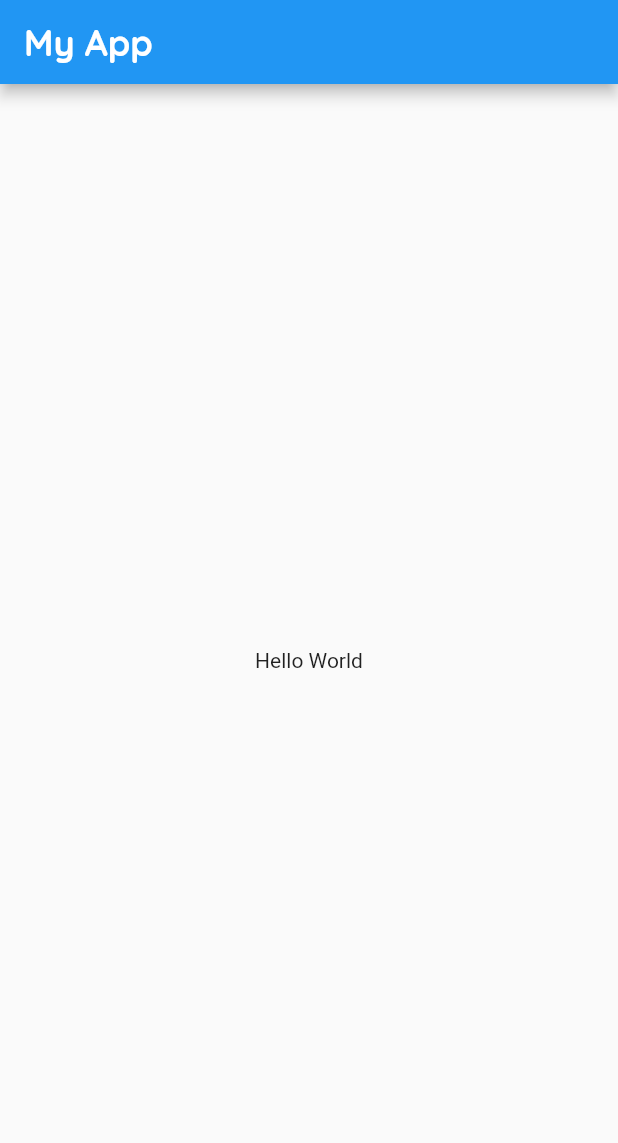
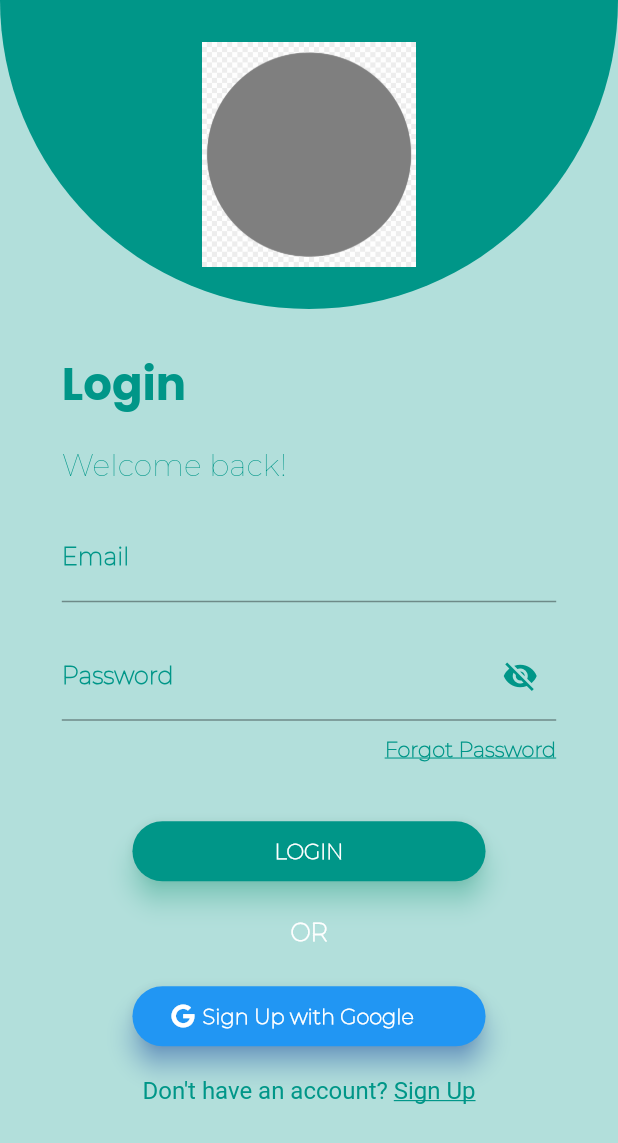
Before and after one commit to systemcrackers/systemcrackers-app, a Flutter app: the screen it shows after launch, on a phone screen of 412 x 824 dp. Shown: the top 1143 px of the screen. Run offline on Flutter 3.47's test engine with Material 2 defaults, Android fonts, the phone set to English and light mode, and no system bars; drawn by our look-alikes of snippet_coder_utils; our stand-ins replace font_awesome_flutter.

Commit message:
login screen

```diff
--- a/lib/main.dart
+++ b/lib/main.dart
@@ -1,4 +1,7 @@
 import 'package:flutter/material.dart';
+
+import './screens/login_screen.dart';
+import './screens/signup_screen.dart';
 
 void main() => runApp(const MyApp());
 
@@ -8,24 +11,15 @@ class MyApp extends StatelessWidget {
   @override
   Widget build(BuildContext context) {
     return MaterialApp(
-      // theme: ,
-      // routes: ,
-      home: Scaffold(
-        appBar: AppBar(
-          title: const Text(
-            'My App',
-            style: TextStyle(
-              color: Colors.white,
-              fontSize: 24,
-              fontFamily: 'Quicksand',
-              fontWeight: FontWeight.w700,
-            ),
-          ),
-        ),
-        body: const Center(
-          child: Text('Hello World'),
-        ),
+      theme: ThemeData(
+        primarySwatch: Colors.teal,
+        visualDensity: VisualDensity.adaptivePlatformDensity,
       ),
+      routes: {
+        // '/': (context) => const LandingScreen(),
+        '/': (context) => const LoginScreen(),
+        '/signup': (context) => const SignUpScreen(),
+      },
     );
   }
 }
--- /dev/null
+++ b/lib/screens/login_screen.dart
@@ -0,0 +1,402 @@
+import 'package:flutter/gestures.dart';
+import 'package:flutter/material.dart';
+import 'package:font_awesome_flutter/font_awesome_flutter.dart';
+
+import 'package:snippet_coder_utils/ProgressHUD.dart';
+
+class LoginScreen extends StatefulWidget {
+  const LoginScreen({super.key});
+
+  @override
+  State<LoginScreen> createState() => _LoginScreenState();
+}
+
+class _LoginScreenState extends State<LoginScreen> {
+  bool isAPIcallProcess = false; // loader during API call
+  bool hidePassword = true;
+  GlobalKey<FormState> globalFormKey =
+      GlobalKey<FormState>(); // to maintain state of form
+  String? username;
+  String? password;
+
+  @override
+  Widget build(BuildContext context) {
+    return SafeArea(
+      child: Scaffold(
+        backgroundColor: Colors.teal[100],
+        body: ProgressHUD(
+          key: UniqueKey(),
+          inAsyncCall: isAPIcallProcess,
+          opacity: 0.3,
+          child: Form(
+            child: _loginUI(context),
+          ),
+        ),
+      ),
+    );
+  }
+
+  Widget _loginUI(BuildContext context) {
+    return SingleChildScrollView(
+      child: Column(
+          mainAxisAlignment: MainAxisAlignment.start,
+          crossAxisAlignment: CrossAxisAlignment.start,
+          children: [
+            Container(
+              width: MediaQuery.of(context).size.width,
+              height: MediaQuery.of(context).size.width / 2,
+              decoration: const BoxDecoration(
+                color: Colors.teal,
+                borderRadius: BorderRadius.only(
+                  bottomLeft: Radius.circular(400),
+                  bottomRight: Radius.circular(400),
+                ),
+              ),
+              child: Column(
+                mainAxisAlignment: MainAxisAlignment.center,
+                children: [
+                  Align(
+                    alignment: Alignment.center,
+                    child: Image.asset(
+                      'assets/logos/logo.png',
+                      width: 150,
+                      height: 150,
+                    ),
+                  )
+                ],
+              ),
+            ),
+            Padding(
+              padding: EdgeInsets.only(
+                top: MediaQuery.of(context).size.width / 15,
+                left: MediaQuery.of(context).size.width / 10,
+                bottom: 10,
+              ),
+              child: const Text(
+                'Login',
+                style: TextStyle(
+                  color: Colors.teal,
+                  fontSize: 30,
+                  fontWeight: FontWeight.bold,
+                  fontFamily: 'Poppins',
+                ),
+              ),
+            ),
+            const SizedBox(height: 10),
+            Padding(
+              padding: EdgeInsets.only(
+                left: MediaQuery.of(context).size.width / 10,
+                bottom: 20,
+              ),
+              child: const Text(
+                'Welcome back!',
+                style: TextStyle(
+                  color: Colors.teal,
+                  fontSize: 20,
+                  fontFamily: 'Montserrat',
+                ),
+              ),
+            ),
+            Form(
+              key: globalFormKey,
+              child: Column(
+                children: [
+                  Padding(
+                    padding: EdgeInsets.only(
+                      left: MediaQuery.of(context).size.width / 10,
+                      right: MediaQuery.of(context).size.width / 10,
+                    ),
+                    child: TextFormField(
+                      keyboardType: TextInputType.emailAddress,
+                      onSaved: (input) => username = input,
+                      validator: (input) => !input!.contains('@')
+                          ? 'Email Id should be valid'
+                          : null,
+                      decoration: const InputDecoration(
+                        labelText: 'Email',
+                        labelStyle: TextStyle(
+                          color: Colors.teal,
+                          fontFamily: 'Montserrat',
+                          fontWeight: FontWeight.bold,
+                        ),
+                        focusedBorder: UnderlineInputBorder(
+                          borderSide: BorderSide(color: Colors.teal),
+                        ),
+                      ),
+                    ),
+                  ),
+                  const SizedBox(height: 20),
+                  Padding(
+                    padding: EdgeInsets.only(
+                      left: MediaQuery.of(context).size.width / 10,
+                      right: MediaQuery.of(context).size.width / 10,
+                    ),
+                    child: TextFormField(
+                      obscureText: hidePassword,
+                      onSaved: (input) => password = input,
+                      validator: (input) => input!.length < 3
+                          ? 'Password should be more than 3 characters'
+                          : null,
+                      decoration: InputDecoration(
+                        labelText: 'Password',
+                        labelStyle: const TextStyle(
+                          color: Colors.teal,
+                          fontFamily: 'Montserrat',
+                          fontWeight: FontWeight.bold,
+                        ),
+                        focusedBorder: const UnderlineInputBorder(
+                          borderSide: BorderSide(color: Colors.teal),
+                        ),
+                        suffixIcon: IconButton(
+                          onPressed: () {
+                            setState(() {
+                              hidePassword = !hidePassword;
+                            });
+                          },
+                          color: Colors.teal,
+                          icon: Icon(hidePassword
+                              ? Icons.visibility_off
+                              : Icons.visibility),
+                        ),
+                      ),
+                    ),
+                  ),
+                  const SizedBox(height: 5),
+                  Align(
+                    alignment: Alignment.centerRight,
+                    child: Padding(
+                      padding: EdgeInsets.only(
+                        right: MediaQuery.of(context).size.width / 10,
+                        top: 5,
+                      ),
+                      child: InkWell(
+                        onTap: () {},
+                        child: const Text(
+                          'Forgot Password',
+                          style: TextStyle(
+                            color: Colors.teal,
+                            fontFamily: 'Montserrat',
+                            fontWeight: FontWeight.bold,
+                            decoration: TextDecoration.underline,
+                          ),
+                        ),
+                      ),
+                    ),
+                  ),
+                  const SizedBox(height: 40),
+                  Padding(
+                    padding: EdgeInsets.only(
+                      left: MediaQuery.of(context).size.width / 10,
+                      right: MediaQuery.of(context).size.width / 10,
+                    ),
+                    child: Container(
+                      height: 40,
+                      width: MediaQuery.of(context).size.width / 1.75,
+                      child: Material(
+                        borderRadius: BorderRadius.circular(20),
+                        shadowColor: Colors.tealAccent,
+                        color: Colors.teal,
+                        elevation: 7,
+                        child: GestureDetector(
+                          onTap: () {},
+                          child: const Center(
+                            child: Text(
+                              'LOGIN',
+                              style: TextStyle(
+                                color: Colors.white,
+                                fontWeight: FontWeight.bold,
+                                fontFamily: 'Montserrat',
+                              ),
+                            ),
+                          ),
+                        ),
+                      ),
+                    ),
+                  ),
+                ],
+              ),
+            ),
+            // FormHelper.inputFieldWidget(
+            //   context,
+            //   "username",
+            //   "Username",
+            //   (onValidateVal) =>
+            //       onValidateVal.isEmpty ? "Username is required" : null,
+            //   (onSavedVal) => username = onSavedVal,
+            //   borderColor: Colors.teal,
+            //   borderFocusColor: Colors.white,
+            //   textColor: Colors.white,
+            //   paddingLeft: MediaQuery.of(context).size.width / 10,
+            //   paddingRight: MediaQuery.of(context).size.width / 10,
+            //   borderRadius: 20.0,
+            //   hintColor: Colors.teal.withOpacity(0.3),
+            //   hintFontSize: 14.0,
+            //   contentPadding: 16.0,
+            // ),
+            // Padding(
+            //   padding: const EdgeInsets.symmetric(vertical: 12),
+            //   child: FormHelper.inputFieldWidget(
+            //     context,
+            //     "password",
+            //     "Password",
+            //     (onValidateVal) =>
+            //         onValidateVal.isEmpty ? "Password is required" : null,
+            //     (onSavedVal) => password = onSavedVal,
+            //     borderColor: Colors.teal,
+            //     borderFocusColor: Colors.white,
+            //     textColor: Colors.white,
+            //     paddingLeft: MediaQuery.of(context).size.width / 10,
+            //     paddingRight: MediaQuery.of(context).size.width / 10,
+            //     borderRadius: 20.0,
+            //     hintColor: Colors.teal.withOpacity(0.3),
+            //     hintFontSize: 14.0,
+            //     contentPadding: 16.0,
+            //     obscureText: hidePassword,
+            //     suffixIcon: IconButton(
+            //       onPressed: () {
+            //         print("Hello");
+            //         setState(() {
+            //           hidePassword = !hidePassword;
+            //         });
+            //       },
+            //       icon: Icon(
+            //         hidePassword ? Icons.visibility_off : Icons.visibility,
+            //         color: Colors.teal.withOpacity(0.3),
+            //       ),
+            //     ),
+            //   ),
+            // ),
+            // Align(
+            //   alignment: Alignment.centerRight,
+            //   child: Padding(
+            //     padding: EdgeInsets.only(
+            //       right: MediaQuery.of(context).size.width / 10,
+            //       top: 5,
+            //     ),
+            //     child: RichText(
+            //       text: TextSpan(
+            //         style: const TextStyle(
+            //           color: Colors.grey,
+            //           fontSize: 16,
+            //           fontFamily: 'Montserrat',
+            //         ),
+            //         children: <TextSpan>[
+            //           TextSpan(
+            //             text: 'Forgot Password?',
+            //             style: TextStyle(
+            //               color: Colors.teal[500],
+            //               fontWeight: FontWeight.w400,
+            //               decoration: TextDecoration.underline,
+            //             ),
+            //             recognizer: TapGestureRecognizer()
+            //               ..onTap = () {
+            //                 print("Forgot password");
+            //               },
+            //           ),
+            //         ],
+            //       ),
+            //     ),
+            //   ),
+            // ),
+            // const SizedBox(height: 20),
+            // Center(
+            //   child: FormHelper.submitButton(
+            //     "Login",
+            //     () {},
+            //     btnColor: Colors.teal,
+            //     borderColor: Colors.teal,
+            //     borderRadius: 10,
+            //   ),
+            // ),
+            const SizedBox(height: 25),
+            const Center(
+              child: Text(
+                "OR",
+                style: TextStyle(
+                  color: Colors.white,
+                  fontSize: 16,
+                  fontWeight: FontWeight.bold,
+                  fontFamily: 'Montserrat',
+                ),
+              ),
+            ),
+            const SizedBox(height: 25),
+            Center(
+              child: Container(
+                height: 40,
+                width: MediaQuery.of(context).size.width / 1.75,
+                child: Material(
+                  borderRadius: BorderRadius.circular(20),
+                  shadowColor: Colors.blueAccent,
+                  color: Colors.blue,
+                  elevation: 7,
+                  child: GestureDetector(
+                    onTap: () {},
+                    child: Row(
+                      children: [
+                        SizedBox(width: MediaQuery.of(context).size.width / 16),
+                        const Icon(
+                          FontAwesomeIcons.google,
+                          color: Colors.white,
+                          size: 16,
+                        ),
+                        const SizedBox(width: 5),
+                        const Center(
+                          child: Text(
+                            'Sign Up with Google',
+                            style: TextStyle(
+                              color: Colors.white,
+                              fontWeight: FontWeight.bold,
+                              fontFamily: 'Montserrat',
+                            ),
+                          ),
+                        ),
+                      ],
+                    ),
+                  ),
+                ),
+              ),
+            ),
+            Center(
+              child: Padding(
+                padding: const EdgeInsets.only(
+                  top: 20,
+                ),
+                child: RichText(
+                  text: TextSpan(
+                    style: const TextStyle(
+                      color: Colors.grey,
+                      fontSize: 16,
+                      fontFamily: 'Montserrat',
+                    ),
+                    children: <TextSpan>[
+                      TextSpan(
+                        text: 'Don\'t have an account? ',
+                        style: TextStyle(
+                          color: Colors.teal[500],
+                          fontWeight: FontWeight.w400,
+                          // decoration: TextDecoration.underline,
+                        ),
+                        recognizer: TapGestureRecognizer()..onTap = () {},
+                      ),
+                      TextSpan(
+                        text: 'Sign Up',
+                        style: TextStyle(
+                          color: Colors.teal[500],
+                          fontWeight: FontWeight.w400,
+                          decoration: TextDecoration.underline,
+                        ),
+                        recognizer: TapGestureRecognizer()
+                          ..onTap = () {
+                            Navigator.pushNamed(context, '/register');
+                          },
+                      ),
+                    ],
+                  ),
+                ),
+              ),
+            )
+          ]),
+    );
+  }
+}
--- /dev/null
+++ b/lib/screens/signup_screen.dart
@@ -0,0 +1,15 @@
+import 'package:flutter/material.dart';
+
+class SignUpScreen extends StatefulWidget {
+  const SignUpScreen({super.key});
+
+  @override
+  State<SignUpScreen> createState() => _SignUpScreenState();
+}
+
+class _SignUpScreenState extends State<SignUpScreen> {
+  @override
+  Widget build(BuildContext context) {
+    return Container();
+  }
+}
```
Also changed, not shown: pubspec.yaml (+6 -3 lines), assets/logos/logo.png (added).
